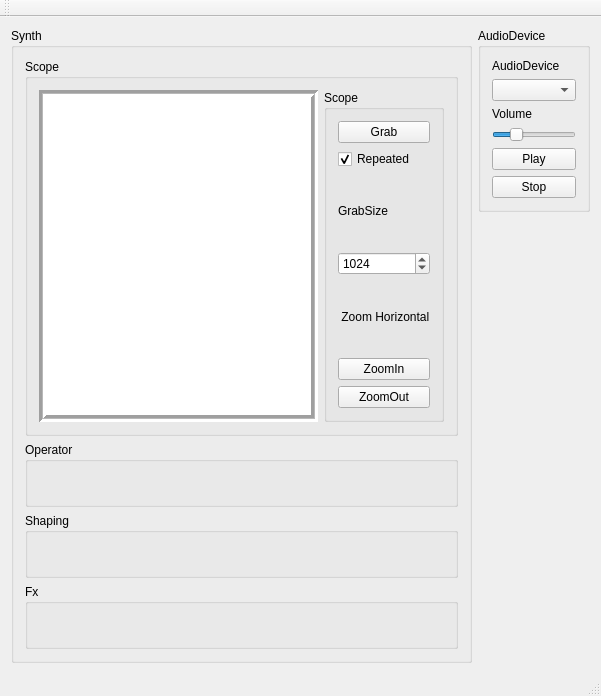
The window that Synth7/mainwindow.ui (djeemie2000/SynthPlayground) describes before a commit, drawn with Qt 5.
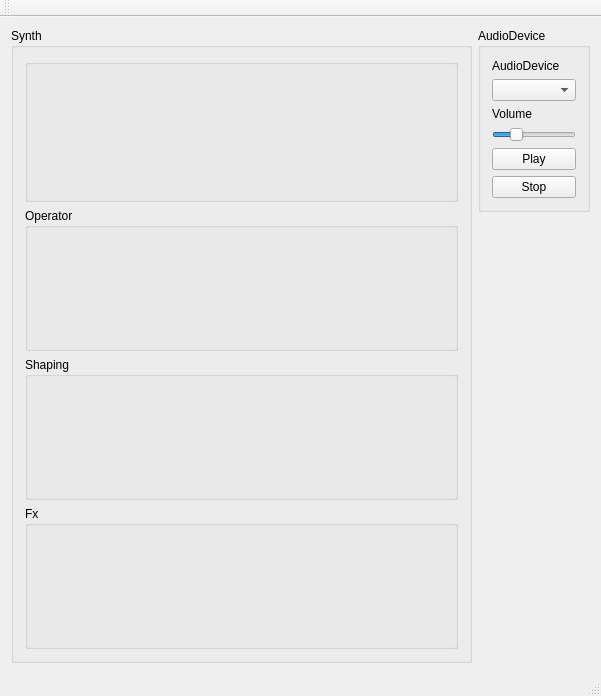
The same window after the commit.

```diff
--- a/Synth7/mainwindow.ui
+++ b/Synth7/mainwindow.ui
@@ -22,117 +22,23 @@
       </property>
       <layout class="QVBoxLayout" name="verticalLayout">
        <item>
-        <widget class="QGroupBox" name="groupBox_4">
-         <property name="sizePolicy">
-          <sizepolicy hsizetype="Preferred" vsizetype="Preferred">
-           <horstretch>0</horstretch>
-           <verstretch>2</verstretch>
-          </sizepolicy>
-         </property>
+        <widget class="QGroupBox" name="groupBox_Scope">
          <property name="title">
-          <string>Scope</string>
+          <string/>
          </property>
          <layout class="QHBoxLayout" name="horizontalLayout_3">
           <item>
-           <widget class="QGraphicsView" name="graphicsView_WaveForm">
-            <property name="frameShape">
-             <enum>QFrame::Box</enum>
+           <spacer name="horizontalSpacer_3">
+            <property name="orientation">
+             <enum>Qt::Horizontal</enum>
             </property>
-            <property name="lineWidth">
-             <number>3</number>
+            <property name="sizeHint" stdset="0">
+             <size>
+              <width>406</width>
+              <height>20</height>
+             </size>
             </property>
-            <property name="midLineWidth">
-             <number>1</number>
-            </property>
-            <property name="sizeAdjustPolicy">
-             <enum>QAbstractScrollArea::AdjustToContents</enum>
-            </property>
-            <property name="backgroundBrush">
-             <brush brushstyle="NoBrush">
-              <color alpha="128">
-               <red>0</red>
-               <green>255</green>
-               <blue>0</blue>
-              </color>
-             </brush>
-            </property>
-            <property name="foregroundBrush">
-             <brush brushstyle="NoBrush">
-              <color alpha="255">
-               <red>0</red>
-               <green>0</green>
-               <blue>0</blue>
-              </color>
-             </brush>
-            </property>
-            <property name="alignment">
-             <set>Qt::AlignCenter</set>
-            </property>
-           </widget>
-          </item>
-          <item>
-           <widget class="QGroupBox" name="groupBox_6">
-            <property name="title">
-             <string>Scope</string>
-            </property>
-            <layout class="QVBoxLayout" name="verticalLayout_3">
-             <item>
-              <widget class="QPushButton" name="pushButton_ScopeGrab">
-               <property name="text">
-                <string>Grab</string>
-               </property>
-              </widget>
-             </item>
-             <item>
-              <widget class="QCheckBox" name="checkBox_ScopeGrabRepeated">
-               <property name="text">
-                <string>Repeated</string>
-               </property>
-               <property name="checked">
-                <bool>true</bool>
-               </property>
-              </widget>
-             </item>
-             <item>
-              <widget class="QLabel" name="label_8">
-               <property name="text">
-                <string>GrabSize</string>
-               </property>
-              </widget>
-             </item>
-             <item>
-              <widget class="QSpinBox" name="spinBox_ScopeGrabSize">
-               <property name="maximum">
-                <number>4096</number>
-               </property>
-               <property name="value">
-                <number>1024</number>
-               </property>
-              </widget>
-             </item>
-             <item>
-              <widget class="QLabel" name="label_3">
-               <property name="text">
-                <string> Zoom Horizontal</string>
-               </property>
-              </widget>
-             </item>
-             <item>
-              <widget class="QPushButton" name="pushButton_ZoomInHorizontal">
-               <property name="text">
-                <string>ZoomIn</string>
-               </property>
-              </widget>
-             </item>
-             <item>
-              <widget class="QPushButton" name="pushButton_ZoomOutHorizontal">
-               <property name="text">
-                <string>ZoomOut</string>
-               </property>
-              </widget>
-             </item>
-            </layout>
-           </widget>
+           </spacer>
           </item>
          </layout>
         </widget>
```
